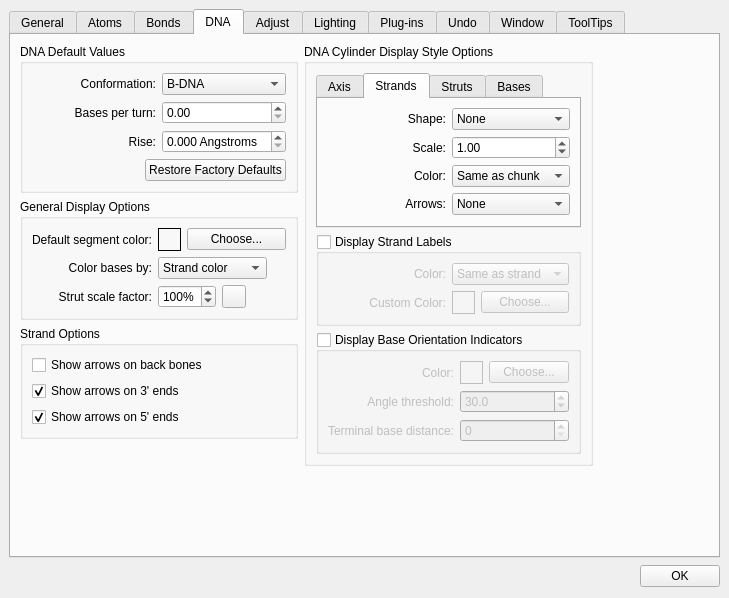
The window that cad/src/ne1_ui/UserPrefsDialog.ui (kanzure/nanoengineer) describes before a commit, drawn with Qt 5.
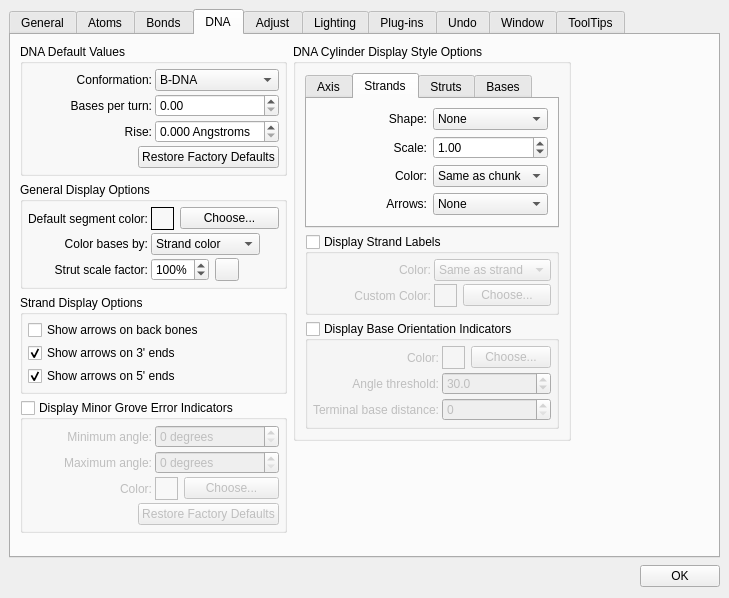
The same window after the commit. The open tabs and pages were chosen to show the change. Icons and pictures are not drawn.

Commit message: Added prefs for "DNA Minor Groove Error Indicators".

The edit to the form file:
```diff
--- a/cad/src/ne1_ui/UserPrefsDialog.ui
+++ b/cad/src/ne1_ui/UserPrefsDialog.ui
@@ -2154,6 +2154,614 @@
        <property name="spacing" >
         <number>6</number>
        </property>
+       <item row="0" column="0" >
+        <layout class="QVBoxLayout" >
+         <property name="margin" >
+          <number>0</number>
+         </property>
+         <property name="spacing" >
+          <number>6</number>
+         </property>
+         <item>
+          <widget class="QGroupBox" name="groupBox" >
+           <property name="title" >
+            <string>DNA Default Values</string>
+           </property>
+           <layout class="QVBoxLayout" >
+            <property name="margin" >
+             <number>5</number>
+            </property>
+            <property name="spacing" >
+             <number>3</number>
+            </property>
+            <item>
+             <layout class="QGridLayout" >
+              <property name="margin" >
+               <number>0</number>
+              </property>
+              <property name="spacing" >
+               <number>3</number>
+              </property>
+              <item row="1" column="0" >
+               <widget class="QLabel" name="label_4" >
+                <property name="sizePolicy" >
+                 <sizepolicy>
+                  <hsizetype>1</hsizetype>
+                  <vsizetype>5</vsizetype>
+                  <horstretch>0</horstretch>
+                  <verstretch>0</verstretch>
+                 </sizepolicy>
+                </property>
+                <property name="text" >
+                 <string>Bases per turn:</string>
+                </property>
+                <property name="alignment" >
+                 <set>Qt::AlignRight|Qt::AlignTrailing|Qt::AlignVCenter</set>
+                </property>
+               </widget>
+              </item>
+              <item row="1" column="1" >
+               <widget class="QDoubleSpinBox" name="dnaBasesPerTurnDoubleSpinBox" >
+                <property name="decimals" >
+                 <number>2</number>
+                </property>
+                <property name="singleStep" >
+                 <double>0.100000000000000</double>
+                </property>
+               </widget>
+              </item>
+              <item row="2" column="0" >
+               <widget class="QLabel" name="label_6" >
+                <property name="text" >
+                 <string>Rise:</string>
+                </property>
+                <property name="alignment" >
+                 <set>Qt::AlignRight|Qt::AlignTrailing|Qt::AlignVCenter</set>
+                </property>
+               </widget>
+              </item>
+              <item row="2" column="1" >
+               <widget class="QDoubleSpinBox" name="dnaRiseDoubleSpinBox" >
+                <property name="suffix" >
+                 <string> Angstroms</string>
+                </property>
+                <property name="decimals" >
+                 <number>3</number>
+                </property>
+                <property name="singleStep" >
+                 <double>0.010000000000000</double>
+                </property>
+               </widget>
+              </item>
+              <item row="0" column="0" >
+               <widget class="QLabel" name="label_11" >
+                <property name="sizePolicy" >
+                 <sizepolicy>
+                  <hsizetype>1</hsizetype>
+                  <vsizetype>5</vsizetype>
+                  <horstretch>0</horstretch>
+                  <verstretch>0</verstretch>
+                 </sizepolicy>
+                </property>
+                <property name="text" >
+                 <string>Conformation:</string>
+                </property>
+                <property name="alignment" >
+                 <set>Qt::AlignRight|Qt::AlignTrailing|Qt::AlignVCenter</set>
+                </property>
+               </widget>
+              </item>
+              <item row="0" column="1" >
+               <widget class="QComboBox" name="dnaConformationComboBox" >
+                <item>
+                 <property name="text" >
+                  <string>B-DNA</string>
+                 </property>
+                </item>
+               </widget>
+              </item>
+             </layout>
+            </item>
+            <item>
+             <layout class="QHBoxLayout" >
+              <property name="margin" >
+               <number>0</number>
+              </property>
+              <property name="spacing" >
+               <number>6</number>
+              </property>
+              <item>
+               <spacer>
+                <property name="orientation" >
+                 <enum>Qt::Horizontal</enum>
+                </property>
+                <property name="sizeHint" >
+                 <size>
+                  <width>40</width>
+                  <height>20</height>
+                 </size>
+                </property>
+               </spacer>
+              </item>
+              <item>
+               <widget class="QPushButton" name="dnaRestoreFactoryDefaultsPushButton" >
+                <property name="text" >
+                 <string>Restore Factory Defaults</string>
+                </property>
+                <property name="autoDefault" >
+                 <bool>false</bool>
+                </property>
+               </widget>
+              </item>
+             </layout>
+            </item>
+           </layout>
+          </widget>
+         </item>
+         <item>
+          <widget class="QGroupBox" name="groupBox_3" >
+           <property name="sizePolicy" >
+            <sizepolicy>
+             <hsizetype>3</hsizetype>
+             <vsizetype>5</vsizetype>
+             <horstretch>0</horstretch>
+             <verstretch>0</verstretch>
+            </sizepolicy>
+           </property>
+           <property name="title" >
+            <string>General Display Options</string>
+           </property>
+           <layout class="QGridLayout" >
+            <property name="margin" >
+             <number>5</number>
+            </property>
+            <property name="spacing" >
+             <number>3</number>
+            </property>
+            <item row="2" column="1" >
+             <layout class="QHBoxLayout" >
+              <property name="margin" >
+               <number>0</number>
+              </property>
+              <property name="spacing" >
+               <number>6</number>
+              </property>
+              <item>
+               <widget class="QSpinBox" name="dnaStrutScaleFactorSpinBox" >
+                <property name="suffix" >
+                 <string>%</string>
+                </property>
+                <property name="maximum" >
+                 <number>200</number>
+                </property>
+                <property name="minimum" >
+                 <number>50</number>
+                </property>
+                <property name="singleStep" >
+                 <number>5</number>
+                </property>
+                <property name="value" >
+                 <number>100</number>
+                </property>
+               </widget>
+              </item>
+              <item>
+               <widget class="QToolButton" name="reset_dnaStrutScaleToolButton" >
+                <property name="toolTip" >
+                 <string>Restore default value</string>
+                </property>
+                <property name="text" >
+                 <string/>
+                </property>
+                <property name="icon" >
+                 <iconset>../../../../../:icons/UserPrefsDialog_image0</iconset>
+                </property>
+               </widget>
+              </item>
+              <item>
+               <spacer>
+                <property name="orientation" >
+                 <enum>Qt::Horizontal</enum>
+                </property>
+                <property name="sizeHint" >
+                 <size>
+                  <width>40</width>
+                  <height>20</height>
+                 </size>
+                </property>
+               </spacer>
+              </item>
+             </layout>
+            </item>
+            <item row="1" column="1" >
+             <layout class="QHBoxLayout" >
+              <property name="margin" >
+               <number>0</number>
+              </property>
+              <property name="spacing" >
+               <number>6</number>
+              </property>
+              <item>
+               <widget class="QComboBox" name="dnaColorBasesByComboBox" >
+                <item>
+                 <property name="text" >
+                  <string>Strand color</string>
+                 </property>
+                </item>
+                <item>
+                 <property name="text" >
+                  <string>Segment color</string>
+                 </property>
+                </item>
+               </widget>
+              </item>
+              <item>
+               <spacer>
+                <property name="orientation" >
+                 <enum>Qt::Horizontal</enum>
+                </property>
+                <property name="sizeHint" >
+                 <size>
+                  <width>5</width>
+                  <height>20</height>
+                 </size>
+                </property>
+               </spacer>
+              </item>
+             </layout>
+            </item>
+            <item row="0" column="1" >
+             <layout class="QHBoxLayout" >
+              <property name="margin" >
+               <number>0</number>
+              </property>
+              <property name="spacing" >
+               <number>6</number>
+              </property>
+              <item>
+               <widget class="QFrame" name="dnaDefaultSegmentColorFrame" >
+                <property name="sizePolicy" >
+                 <sizepolicy>
+                  <hsizetype>0</hsizetype>
+                  <vsizetype>0</vsizetype>
+                  <horstretch>0</horstretch>
+                  <verstretch>0</verstretch>
+                 </sizepolicy>
+                </property>
+                <property name="minimumSize" >
+                 <size>
+                  <width>23</width>
+                  <height>23</height>
+                 </size>
+                </property>
+                <property name="maximumSize" >
+                 <size>
+                  <width>23</width>
+                  <height>23</height>
+                 </size>
+                </property>
+                <property name="frameShape" >
+                 <enum>QFrame::Box</enum>
+                </property>
+                <property name="frameShadow" >
+                 <enum>QFrame::Plain</enum>
+                </property>
+               </widget>
+              </item>
+              <item>
+               <widget class="QPushButton" name="dnaDefaultSegmentColorPushButton" >
+                <property name="text" >
+                 <string>Choose...</string>
+                </property>
+                <property name="autoDefault" >
+                 <bool>false</bool>
+                </property>
+               </widget>
+              </item>
+             </layout>
+            </item>
+            <item row="0" column="0" >
+             <widget class="QLabel" name="label_7" >
+              <property name="sizePolicy" >
+               <sizepolicy>
+                <hsizetype>1</hsizetype>
+                <vsizetype>5</vsizetype>
+                <horstretch>0</horstretch>
+                <verstretch>0</verstretch>
+               </sizepolicy>
+              </property>
+              <property name="text" >
+               <string>Default segment color:</string>
+              </property>
+              <property name="alignment" >
+               <set>Qt::AlignRight|Qt::AlignTrailing|Qt::AlignVCenter</set>
+              </property>
+             </widget>
+            </item>
+            <item row="1" column="0" >
+             <widget class="QLabel" name="label_8" >
+              <property name="sizePolicy" >
+               <sizepolicy>
+                <hsizetype>1</hsizetype>
+                <vsizetype>5</vsizetype>
+                <horstretch>0</horstretch>
+                <verstretch>0</verstretch>
+               </sizepolicy>
+              </property>
+              <property name="text" >
+               <string>Color bases by:</string>
+              </property>
+              <property name="alignment" >
+               <set>Qt::AlignRight|Qt::AlignTrailing|Qt::AlignVCenter</set>
+              </property>
+             </widget>
+            </item>
+            <item row="2" column="0" >
+             <widget class="QLabel" name="label_9" >
+              <property name="sizePolicy" >
+               <sizepolicy>
+                <hsizetype>1</hsizetype>
+                <vsizetype>5</vsizetype>
+                <horstretch>0</horstretch>
+                <verstretch>0</verstretch>
+               </sizepolicy>
+              </property>
+              <property name="text" >
+               <string>Strut scale factor:</string>
+              </property>
+              <property name="alignment" >
+               <set>Qt::AlignRight|Qt::AlignTrailing|Qt::AlignVCenter</set>
+              </property>
+             </widget>
+            </item>
+           </layout>
+          </widget>
+         </item>
+         <item>
+          <widget class="QGroupBox" name="dna_reduced_model_options_grpbox" >
+           <property name="title" >
+            <string>Strand Display Options</string>
+           </property>
+           <layout class="QGridLayout" >
+            <property name="margin" >
+             <number>5</number>
+            </property>
+            <property name="spacing" >
+             <number>3</number>
+            </property>
+            <item row="0" column="0" >
+             <widget class="QCheckBox" name="arrowsOnBackBones_checkBox" >
+              <property name="text" >
+               <string>Show arrows on back bones</string>
+              </property>
+             </widget>
+            </item>
+            <item row="1" column="0" >
+             <widget class="QCheckBox" name="arrowsOnThreePrimeEnds_checkBox" >
+              <property name="text" >
+               <string>Show arrows on 3' ends</string>
+              </property>
+              <property name="checked" >
+               <bool>true</bool>
+              </property>
+             </widget>
+            </item>
+            <item row="2" column="0" >
+             <widget class="QCheckBox" name="arrowsOnFivePrimeEnds_checkBox" >
+              <property name="text" >
+               <string>Show arrows on 5' ends</string>
+              </property>
+              <property name="checked" >
+               <bool>true</bool>
+              </property>
+             </widget>
+            </item>
+           </layout>
+          </widget>
+         </item>
+         <item>
+          <widget class="QGroupBox" name="dnaDisplayMinorGrooveErrorGroupBox" >
+           <property name="title" >
+            <string>Display Minor Grove Error Indicators</string>
+           </property>
+           <property name="checkable" >
+            <bool>true</bool>
+           </property>
+           <property name="checked" >
+            <bool>false</bool>
+           </property>
+           <layout class="QGridLayout" >
+            <property name="margin" >
+             <number>5</number>
+            </property>
+            <property name="spacing" >
+             <number>3</number>
+            </property>
+            <item row="1" column="0" colspan="2" >
+             <layout class="QHBoxLayout" >
+              <property name="margin" >
+               <number>0</number>
+              </property>
+              <property name="spacing" >
+               <number>6</number>
+              </property>
+              <item>
+               <spacer>
+                <property name="orientation" >
+                 <enum>Qt::Horizontal</enum>
+                </property>
+                <property name="sizeHint" >
+                 <size>
+                  <width>40</width>
+                  <height>20</height>
+                 </size>
+                </property>
+               </spacer>
+              </item>
+              <item>
+               <widget class="QPushButton" name="dnaMinorGrooveRestoreFactoryDefaultsPushButton" >
+                <property name="text" >
+                 <string>Restore Factory Defaults</string>
+                </property>
+                <property name="autoDefault" >
+                 <bool>false</bool>
+                </property>
+               </widget>
+              </item>
+             </layout>
+            </item>
+            <item row="0" column="1" >
+             <layout class="QVBoxLayout" >
+              <property name="margin" >
+               <number>0</number>
+              </property>
+              <property name="spacing" >
+               <number>3</number>
+              </property>
+              <item>
+               <widget class="QSpinBox" name="dnaMinGrooveAngleSpinBox" >
+                <property name="suffix" >
+                 <string> degrees</string>
+                </property>
+                <property name="maximum" >
+                 <number>179</number>
+                </property>
+                <property name="value" >
+                 <number>0</number>
+                </property>
+               </widget>
+              </item>
+              <item>
+               <widget class="QSpinBox" name="dnaMaxGrooveAngleSpinBox" >
+                <property name="suffix" >
+                 <string> degrees</string>
+                </property>
+                <property name="maximum" >
+                 <number>179</number>
+                </property>
+                <property name="value" >
+                 <number>0</number>
+                </property>
+               </widget>
+              </item>
+              <item>
+               <layout class="QHBoxLayout" >
+                <property name="margin" >
+                 <number>0</number>
+                </property>
+                <property name="spacing" >
+                 <number>6</number>
+                </property>
+                <item>
+                 <widget class="QFrame" name="dnaGrooveIndicatorColorFrame" >
+                  <property name="minimumSize" >
+                   <size>
+                    <width>23</width>
+                    <height>23</height>
+                   </size>
+                  </property>
+                  <property name="maximumSize" >
+                   <size>
+                    <width>23</width>
+                    <height>23</height>
+                   </size>
+                  </property>
+                  <property name="frameShape" >
+                   <enum>QFrame::Box</enum>
+                  </property>
+                  <property name="frameShadow" >
+                   <enum>QFrame::Plain</enum>
+                  </property>
+                 </widget>
+                </item>
+                <item>
+                 <widget class="QPushButton" name="dnaGrooveIndicatorColorButton" >
+                  <property name="text" >
+                   <string>Choose...</string>
+                  </property>
+                  <property name="autoDefault" >
+                   <bool>false</bool>
+                  </property>
+                 </widget>
+                </item>
+               </layout>
+              </item>
+             </layout>
+            </item>
+            <item row="0" column="0" >
+             <layout class="QVBoxLayout" >
+              <property name="margin" >
+               <number>0</number>
+              </property>
+              <property name="spacing" >
+               <number>3</number>
+              </property>
+              <item>
+               <widget class="QLabel" name="label_15" >
+                <property name="sizePolicy" >
+                 <sizepolicy>
+                  <hsizetype>1</hsizetype>
+                  <vsizetype>5</vsizetype>
+                  <horstretch>0</horstretch>
+                  <verstretch>0</verstretch>
+                 </sizepolicy>
+                </property>
+                <property name="text" >
+                 <string>Minimum angle:</string>
+                </property>
+                <property name="alignment" >
+                 <set>Qt::AlignRight|Qt::AlignTrailing|Qt::AlignVCenter</set>
+                </property>
+               </widget>
+              </item>
+              <item>
+               <widget class="QLabel" name="label_16" >
+                <property name="sizePolicy" >
+                 <sizepolicy>
+                  <hsizetype>1</hsizetype>
+                  <vsizetype>5</vsizetype>
+                  <horstretch>0</horstretch>
+                  <verstretch>0</verstretch>
+                 </sizepolicy>
+                </property>
+                <property name="text" >
+                 <string>Maximum angle:</string>
+                </property>
+                <property name="alignment" >
+                 <set>Qt::AlignRight|Qt::AlignTrailing|Qt::AlignVCenter</set>
+                </property>
+               </widget>
+              </item>
+              <item>
+               <widget class="QLabel" name="bg1_color_lbl_3" >
+                <property name="text" >
+                 <string>Color:</string>
+                </property>
+                <property name="alignment" >
+                 <set>Qt::AlignRight|Qt::AlignTrailing|Qt::AlignVCenter</set>
+                </property>
+               </widget>
+              </item>
+             </layout>
+            </item>
+           </layout>
+          </widget>
+         </item>
+         <item>
+          <spacer>
+           <property name="orientation" >
+            <enum>Qt::Vertical</enum>
+           </property>
+           <property name="sizeHint" >
+            <size>
+             <width>20</width>
+             <height>40</height>
+            </size>
+           </property>
+          </spacer>
+         </item>
+        </layout>
+       </item>
        <item row="0" column="1" >
         <layout class="QVBoxLayout" >
          <property name="margin" >
@@ -2755,10 +3363,10 @@
               </property>
               <layout class="QGridLayout" >
                <property name="margin" >
-                <number>9</number>
+                <number>5</number>
                </property>
                <property name="spacing" >
-                <number>6</number>
+                <number>3</number>
                </property>
                <item row="1" column="0" >
                 <widget class="QLabel" name="bg1_color_lbl_2" >
@@ -2865,10 +3473,10 @@
               </property>
               <layout class="QGridLayout" >
                <property name="margin" >
-                <number>9</number>
+                <number>5</number>
                </property>
                <property name="spacing" >
-                <number>6</number>
+                <number>3</number>
                </property>
                <item row="2" column="1" >
                 <widget class="QDoubleSpinBox" name="dnaBaseOrientationIndicatorsTerminalDistanceSpinBox" >
@@ -3021,426 +3629,6 @@
          </property>
         </spacer>
        </item>
-       <item row="0" column="0" >
-        <layout class="QVBoxLayout" >
-         <property name="margin" >
-          <number>0</number>
-         </property>
-         <property name="spacing" >
-          <number>6</number>
-         </property>
-         <item>
-          <widget class="QGroupBox" name="groupBox" >
-           <property name="title" >
-            <string>DNA Default Values</string>
-           </property>
-           <layout class="QVBoxLayout" >
-            <property name="margin" >
-             <number>9</number>
-            </property>
-            <property name="spacing" >
-             <number>6</number>
-            </property>
-            <item>
-             <layout class="QGridLayout" >
-              <property name="margin" >
-               <number>0</number>
-              </property>
-              <property name="spacing" >
-               <number>6</number>
-              </property>
-              <item row="1" column="0" >
-               <widget class="QLabel" name="label_4" >
-                <property name="sizePolicy" >
-                 <sizepolicy>
-                  <hsizetype>1</hsizetype>
-                  <vsizetype>5</vsizetype>
-                  <horstretch>0</horstretch>
-                  <verstretch>0</verstretch>
-                 </sizepolicy>
-                </property>
-                <property name="text" >
-                 <string>Bases per turn:</string>
-                </property>
-                <property name="alignment" >
-                 <set>Qt::AlignRight|Qt::AlignTrailing|Qt::AlignVCenter</set>
-                </property>
-               </widget>
-              </item>
-              <item row="1" column="1" >
-               <widget class="QDoubleSpinBox" name="dnaBasesPerTurnDoubleSpinBox" >
-                <property name="decimals" >
-                 <number>2</number>
-                </property>
-                <property name="singleStep" >
-                 <double>0.100000000000000</double>
-                </property>
-               </widget>
-              </item>
-              <item row="2" column="0" >
-               <widget class="QLabel" name="label_6" >
-                <property name="text" >
-                 <string>Rise:</string>
-                </property>
-                <property name="alignment" >
-                 <set>Qt::AlignRight|Qt::AlignTrailing|Qt::AlignVCenter</set>
-                </property>
-               </widget>
-              </item>
-              <item row="2" column="1" >
-               <widget class="QDoubleSpinBox" name="dnaRiseDoubleSpinBox" >
-                <property name="suffix" >
-                 <string> Angstroms</string>
-                </property>
-                <property name="decimals" >
-                 <number>3</number>
-                </property>
-                <property name="singleStep" >
-                 <double>0.010000000000000</double>
-                </property>
-               </widget>
-              </item>
-              <item row="0" column="0" >
-               <widget class="QLabel" name="label_11" >
-                <property name="sizePolicy" >
-                 <sizepolicy>
-                  <hsizetype>1</hsizetype>
-                  <vsizetype>5</vsizetype>
-                  <horstretch>0</horstretch>
-                  <verstretch>0</verstretch>
-                 </sizepolicy>
-                </property>
-                <property name="text" >
-                 <string>Conformation:</string>
-                </property>
-                <property name="alignment" >
-                 <set>Qt::AlignRight|Qt::AlignTrailing|Qt::AlignVCenter</set>
-                </property>
-               </widget>
-              </item>
-              <item row="0" column="1" >
-               <widget class="QComboBox" name="dnaConformationComboBox" >
-                <item>
-                 <property name="text" >
-                  <string>B-DNA</string>
-                 </property>
-                </item>
-               </widget>
-              </item>
-             </layout>
-            </item>
-            <item>
-             <layout class="QHBoxLayout" >
-              <property name="margin" >
-               <number>0</number>
-              </property>
-              <property name="spacing" >
-               <number>6</number>
-              </property>
-              <item>
-               <spacer>
-                <property name="orientation" >
-                 <enum>Qt::Horizontal</enum>
-                </property>
-                <property name="sizeHint" >
-                 <size>
-                  <width>40</width>
-                  <height>20</height>
-                 </size>
-                </property>
-               </spacer>
-              </item>
-              <item>
-               <widget class="QPushButton" name="dnaRestoreFactoryDefaultsPushButton" >
-                <property name="text" >
-                 <string>Restore Factory Defaults</string>
-                </property>
-                <property name="autoDefault" >
-                 <bool>false</bool>
-                </property>
-               </widget>
-              </item>
-             </layout>
-            </item>
-           </layout>
-          </widget>
-         </item>
-         <item>
-          <widget class="QGroupBox" name="groupBox_3" >
-           <property name="sizePolicy" >
-            <sizepolicy>
-             <hsizetype>3</hsizetype>
-             <vsizetype>5</vsizetype>
-             <horstretch>0</horstretch>
-             <verstretch>0</verstretch>
-            </sizepolicy>
-           </property>
-           <property name="title" >
-            <string>General Display Options</string>
-           </property>
-           <layout class="QGridLayout" >
-            <property name="margin" >
-             <number>9</number>
-            </property>
-            <property name="spacing" >
-             <number>6</number>
-            </property>
-            <item row="2" column="1" >
-             <layout class="QHBoxLayout" >
-              <property name="margin" >
-               <number>0</number>
-              </property>
-              <property name="spacing" >
-               <number>6</number>
-              </property>
-              <item>
-               <widget class="QSpinBox" name="dnaStrutScaleFactorSpinBox" >
-                <property name="suffix" >
-                 <string>%</string>
-                </property>
-                <property name="maximum" >
-                 <number>200</number>
-                </property>
-                <property name="minimum" >
-                 <number>50</number>
-                </property>
-                <property name="singleStep" >
-                 <number>5</number>
-                </property>
-                <property name="value" >
-                 <number>100</number>
-                </property>
-               </widget>
-              </item>
-              <item>
-               <widget class="QToolButton" name="reset_dnaStrutScaleToolButton" >
-                <property name="toolTip" >
-                 <string>Restore default value</string>
-                </property>
-                <property name="text" >
-                 <string/>
-                </property>
-                <property name="icon" >
-                 <iconset>../../../../../:icons/UserPrefsDialog_image0</iconset>
-                </property>
-               </widget>
-              </item>
-              <item>
-               <spacer>
-                <property name="orientation" >
-                 <enum>Qt::Horizontal</enum>
-                </property>
-                <property name="sizeHint" >
-                 <size>
-                  <width>40</width>
-                  <height>20</height>
-                 </size>
-                </property>
-               </spacer>
-              </item>
-             </layout>
-            </item>
-            <item row="1" column="1" >
-             <layout class="QHBoxLayout" >
-              <property name="margin" >
-               <number>0</number>
-              </property>
-              <property name="spacing" >
-               <number>6</number>
-              </property>
-              <item>
-               <widget class="QComboBox" name="dnaColorBasesByComboBox" >
-                <item>
-                 <property name="text" >
-                  <string>Strand color</string>
-                 </property>
-                </item>
-                <item>
-                 <property name="text" >
-                  <string>Segment color</string>
-                 </property>
-                </item>
-               </widget>
-              </item>
-              <item>
-               <spacer>
-                <property name="orientation" >
-                 <enum>Qt::Horizontal</enum>
-                </property>
-                <property name="sizeHint" >
-                 <size>
-                  <width>5</width>
-                  <height>20</height>
-                 </size>
-                </property>
-               </spacer>
-              </item>
-             </layout>
-            </item>
-            <item row="0" column="1" >
-             <layout class="QHBoxLayout" >
-              <property name="margin" >
-               <number>0</number>
-              </property>
-              <property name="spacing" >
-               <number>6</number>
-              </property>
-              <item>
-               <widget class="QFrame" name="dnaDefaultSegmentColorFrame" >
-                <property name="sizePolicy" >
-                 <sizepolicy>
-                  <hsizetype>0</hsizetype>
-                  <vsizetype>0</vsizetype>
-                  <horstretch>0</horstretch>
-                  <verstretch>0</verstretch>
-                 </sizepolicy>
-                </property>
-                <property name="minimumSize" >
-                 <size>
-                  <width>23</width>
-                  <height>23</height>
-                 </size>
-                </property>
-                <property name="maximumSize" >
-                 <size>
-                  <width>23</width>
-                  <height>23</height>
-                 </size>
-                </property>
-                <property name="frameShape" >
-                 <enum>QFrame::Box</enum>
-                </property>
-                <property name="frameShadow" >
-                 <enum>QFrame::Plain</enum>
-                </property>
-               </widget>
-              </item>
-              <item>
-               <widget class="QPushButton" name="dnaDefaultSegmentColorPushButton" >
-                <property name="text" >
-                 <string>Choose...</string>
-                </property>
-                <property name="autoDefault" >
-                 <bool>false</bool>
-                </property>
-               </widget>
-              </item>
-             </layout>
-            </item>
-            <item row="0" column="0" >
-             <widget class="QLabel" name="label_7" >
-              <property name="sizePolicy" >
-               <sizepolicy>
-                <hsizetype>1</hsizetype>
-                <vsizetype>5</vsizetype>
-                <horstretch>0</horstretch>
-                <verstretch>0</verstretch>
-               </sizepolicy>
-              </property>
-              <property name="text" >
-               <string>Default segment color:</string>
-              </property>
-              <property name="alignment" >
-               <set>Qt::AlignRight|Qt::AlignTrailing|Qt::AlignVCenter</set>
-              </property>
-             </widget>
-            </item>
-            <item row="1" column="0" >
-             <widget class="QLabel" name="label_8" >
-              <property name="sizePolicy" >
-               <sizepolicy>
-                <hsizetype>1</hsizetype>
-                <vsizetype>5</vsizetype>
-                <horstretch>0</horstretch>
-                <verstretch>0</verstretch>
-               </sizepolicy>
-              </property>
-              <property name="text" >
-               <string>Color bases by:</string>
-              </property>
-              <property name="alignment" >
-               <set>Qt::AlignRight|Qt::AlignTrailing|Qt::AlignVCenter</set>
-              </property>
-             </widget>
-            </item>
-            <item row="2" column="0" >
-             <widget class="QLabel" name="label_9" >
-              <property name="sizePolicy" >
-               <sizepolicy>
-                <hsizetype>1</hsizetype>
-                <vsizetype>5</vsizetype>
-                <horstretch>0</horstretch>
-                <verstretch>0</verstretch>
-               </sizepolicy>
-              </property>
-              <property name="text" >
-               <string>Strut scale factor:</string>
-              </property>
-              <property name="alignment" >
-               <set>Qt::AlignRight|Qt::AlignTrailing|Qt::AlignVCenter</set>
-              </property>
-             </widget>
-            </item>
-           </layout>
-          </widget>
-         </item>
-         <item>
-          <widget class="QGroupBox" name="dna_reduced_model_options_grpbox" >
-           <property name="title" >
-            <string>Strand Options</string>
-           </property>
-           <layout class="QGridLayout" >
-            <property name="margin" >
-             <number>9</number>
-            </property>
-            <property name="spacing" >
-             <number>6</number>
-            </property>
-            <item row="0" column="0" >
-             <widget class="QCheckBox" name="arrowsOnBackBones_checkBox" >
-              <property name="text" >
-               <string>Show arrows on back bones</string>
-              </property>
-             </widget>
-            </item>
-            <item row="1" column="0" >
-             <widget class="QCheckBox" name="arrowsOnThreePrimeEnds_checkBox" >
-              <property name="text" >
-               <string>Show arrows on 3' ends</string>
-              </property>
-              <property name="checked" >
-               <bool>true</bool>
-              </property>
-             </widget>
-            </item>
-            <item row="2" column="0" >
-             <widget class="QCheckBox" name="arrowsOnFivePrimeEnds_checkBox" >
-              <property name="text" >
-               <string>Show arrows on 5' ends</string>
-              </property>
-              <property name="checked" >
-               <bool>true</bool>
-              </property>
-             </widget>
-            </item>
-           </layout>
-          </widget>
-         </item>
-         <item>
-          <spacer>
-           <property name="orientation" >
-            <enum>Qt::Vertical</enum>
-           </property>
-           <property name="sizeHint" >
-            <size>
-             <width>20</width>
-             <height>40</height>
-            </size>
-           </property>
-          </spacer>
-         </item>
-        </layout>
-       </item>
       </layout>
      </widget>
      <widget class="QWidget" name="TabPage" >
```
Left out of the diff: 4 changed lines with no effect on the pictures. The commit also changes 3 other files.
